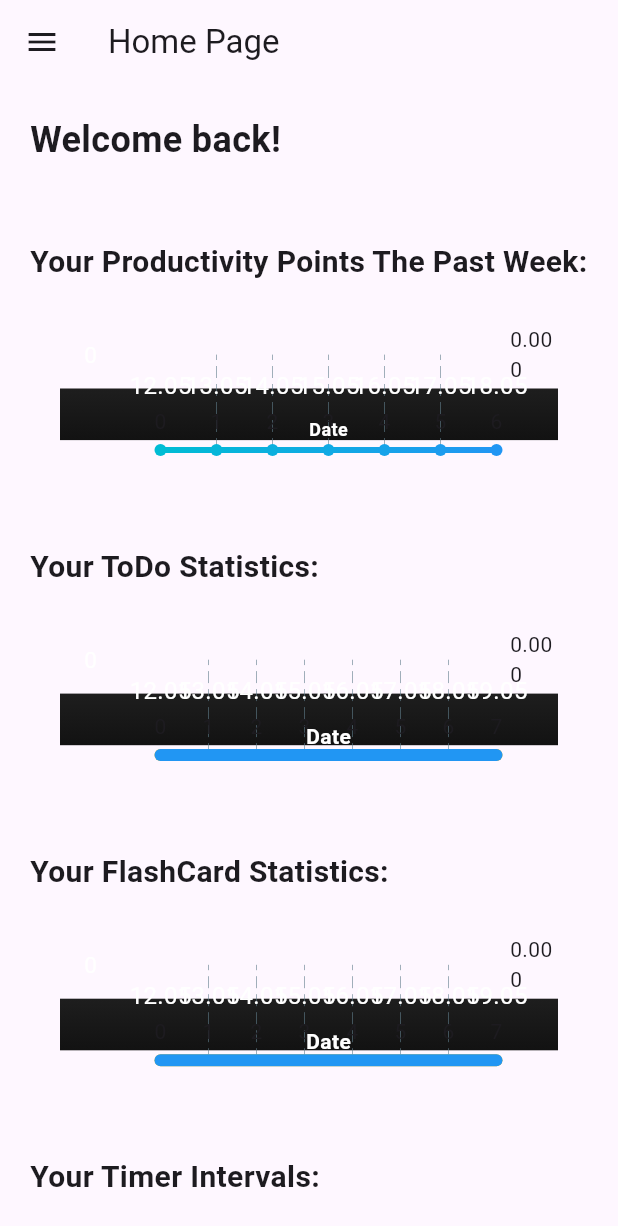
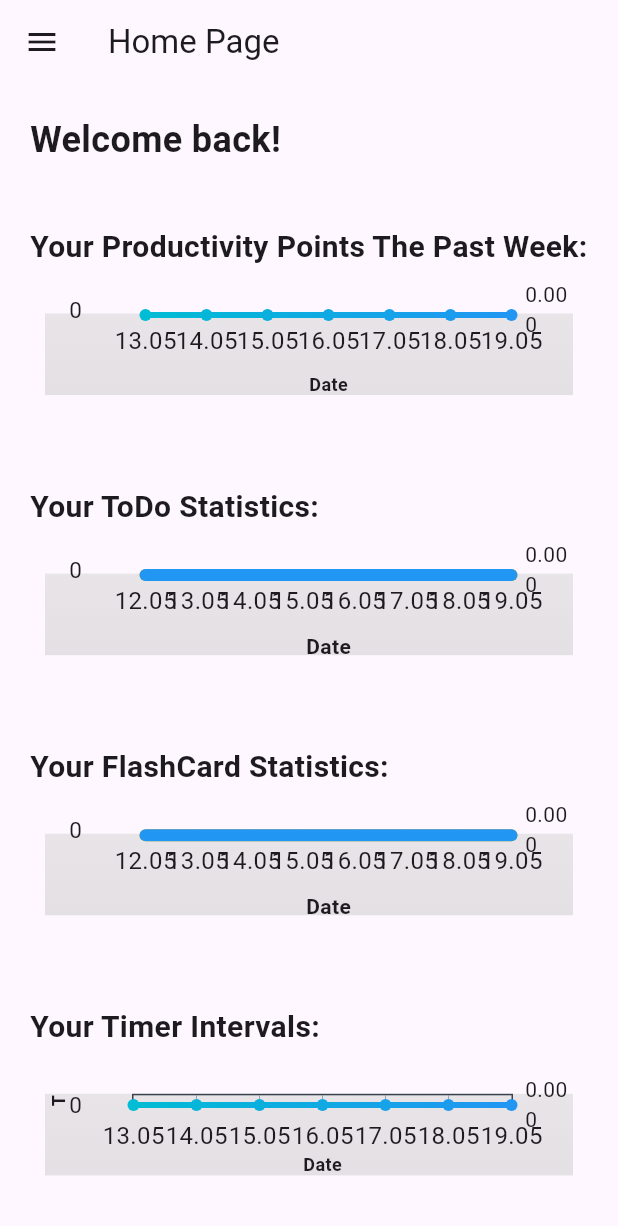
Before and after one commit to DominikKubath/Focus-App, a Flutter app: the screen it shows once a user with an empty profile is signed in, in the side drawer, after a tap on "Home / Statistics", on a phone screen of 412 x 824 dp. Shown: the top 1226 px of the screen. Run offline on Flutter 3.47's test engine with Material 3 defaults, Android fonts, the light colour scheme and no system bars; drawn by our look-alikes of fl_chart; our stand-ins replace cloud_firestore, firebase_auth, firebase_core, google_fonts, shared_preferences; missing offline and left inert: dart:html, dart:js_interop, dcdg; accounts and stored records are empty.

Commit message:
UI noch schöner machen

```diff
--- a/lib/Pages/AuthenticationPage.dart
+++ b/lib/Pages/AuthenticationPage.dart
@@ -1,4 +1,5 @@
 import 'package:flutter/material.dart';
+import 'package:google_fonts/google_fonts.dart';
 
 import './CreateAccountPage.dart';
 import 'LoginPage.dart';
@@ -15,25 +16,35 @@ class AuthenticationPage extends StatelessWidget {
             mainAxisAlignment: MainAxisAlignment.center,
             children: [
               Container(
+                width: screenWidth,
+                margin: EdgeInsets.fromLTRB(0, 0, 0, 60),
+                child: Text("Study & Focus App",
+                  style: GoogleFonts.montserrat(fontSize: 48),
+                  textAlign: TextAlign.center,),),
+              Container(
                 width: screenWidth * 0.75,
                 child: ElevatedButton(
                   onPressed: () {
                     Navigator.push(context,
                         MaterialPageRoute(builder: (context) => LoginPage()));
                   },
-                  child: Text("Anmelden"),
+                  child: Text("Login"),
                   style: ButtonStyle(
-                      backgroundColor: MaterialStateProperty.all(Colors.white)),
+                      backgroundColor: MaterialStateProperty.all(Colors.greenAccent)),
                 ),
               ),
-              Container(width: screenWidth * 0.75, child: Text("Noch kein Konto?")),
+              SizedBox(height: 40),
+              Container(width: screenWidth * 0.75, child: Text("You dont have an account?"), alignment: Alignment.center,),
+              SizedBox(height: 20),
               Container(
                   width: screenWidth * 0.75,
                   child:
                   ElevatedButton(onPressed: () {
                     Navigator.push(context,
                         MaterialPageRoute(builder: (context) => CreateAccountPage()));
-                  }, child: Text("Registrieren")))
+                  }, child: Text("Sign Up"), style: ButtonStyle(
+                      backgroundColor: MaterialStateProperty.all(Colors.amberAccent)),))
+
             ],
           ),
         ));
--- a/lib/Pages/BasePage.dart
+++ b/lib/Pages/BasePage.dart
@@ -46,9 +46,7 @@ class _HomePageState extends State<HomePage> {
         title: Text('Home Page'),
       ),
       drawer: MenuDrawer(),
-      body: Scrollbar(
-        controller: _scrollController,
-        child: Padding(
+      body: Padding(
           padding: const EdgeInsets.all(20.0), // Add padding for better spacing
           child: FutureBuilder(
             future: scoreData,
@@ -105,7 +103,7 @@ class _HomePageState extends State<HomePage> {
                                           fontWeight: FontWeight.bold,
                                         ),
                                       ),
-                                      SizedBox(height: 50),
+                                      SizedBox(height: 40),
                                       Text(
                                         'Your Productivity Points The Past Week:',
                                         style: TextStyle(
@@ -113,7 +111,7 @@ class _HomePageState extends State<HomePage> {
                                           fontWeight: FontWeight.bold,
                                         ),
                                       ),
-                                      SizedBox(height: 50),
+                                      SizedBox(height: 20),
                                       scores != null
                                           ? ScoreStatsWidget(scores: scores)
                                           : Text('No scores available'),
@@ -125,7 +123,7 @@ class _HomePageState extends State<HomePage> {
                                           fontWeight: FontWeight.bold,
                                         ),
                                       ),
-                                      SizedBox(height: 50),
+                                      SizedBox(height: 20),
                                       // Add your TodoStatsWidget here
                                       TodoStatsWidget(todoStats: todoStats ?? []),
                                       SizedBox(height: 50),
@@ -136,7 +134,7 @@ class _HomePageState extends State<HomePage> {
                                           fontWeight: FontWeight.bold,
                                         ),
                                       ),
-                                      SizedBox(height: 50),
+                                      SizedBox(height: 20),
                                       // Add your FlashCardStatsWidget here
                                       FlashCardStatsWidget(
                                           flashCardStats: cardStats ?? []),
@@ -166,7 +164,6 @@ class _HomePageState extends State<HomePage> {
             },
           ),
         ),
-      ),
     );
 
   }
--- a/lib/Pages/CreateAccountPage.dart
+++ b/lib/Pages/CreateAccountPage.dart
@@ -33,7 +33,11 @@ class CreateAccountPageState extends State<CreateAccountPage> {
       Container(
         width: screenWidth,
         margin: EdgeInsets.fromLTRB(0, 0, 0, 60),
-        child: Text("Willkommen!", style: GoogleFonts.montserrat(fontSize: 48), textAlign: TextAlign.center,),),
+        child: Text("Welcome!", style: GoogleFonts.montserrat(fontSize: 48), textAlign: TextAlign.center,),),
+      Container(
+        width: screenWidth,
+        margin: EdgeInsets.fromLTRB(40, 0, 0, 0),
+        child: Text("Name", style: GoogleFonts.montserrat(fontSize: 14, color: Colors.black)),),
       Container(
           margin: EdgeInsets.fromLTRB(40, 0, 40, 0),
           child: TextFormField(
@@ -60,21 +64,21 @@ class CreateAccountPageState extends State<CreateAccountPage> {
       Container(
         width: screenWidth,
         margin: EdgeInsets.fromLTRB(40, 20, 0, 0),
-        child: Text(isPasswordValid ? "Passwort" : "Passwort (!)", style: GoogleFonts.montserrat(fontSize: 14, color: isPasswordValid ? Colors.black : Colors.red)),),
+        child: Text(isPasswordValid ? "Password" : "Password (!)", style: GoogleFonts.montserrat(fontSize: 14, color: isPasswordValid ? Colors.black : Colors.red)),),
       Container(
           margin: EdgeInsets.fromLTRB(40, 0, 40, 0),
           child: TextFormField(controller: passwordController,
               decoration: InputDecoration(enabledBorder: UnderlineInputBorder(borderSide: isPasswordValid ? BorderSide(color: Colors.black) : BorderSide(color: Colors.red)),
-                  hintText: "Sicheres Passwort eingeben", hintStyle: GoogleFonts.montserrat(color: Colors.grey)), obscureText: true)),
+                  hintText: "Enter A Secure Password", hintStyle: GoogleFonts.montserrat(color: Colors.grey)), obscureText: true)),
       Container(
         width: screenWidth,
         margin: EdgeInsets.fromLTRB(40, 20, 0, 0),
-        child: Text(arePasswordsEqual ? "Passwort bestätigen" : "Passwort bestätigen (!)", style: GoogleFonts.montserrat(fontSize: 14, color: arePasswordsEqual ? Colors.black : Colors.red)),),
+        child: Text(arePasswordsEqual ? "Confirm Password" : "Confirm Password (!)", style: GoogleFonts.montserrat(fontSize: 14, color: arePasswordsEqual ? Colors.black : Colors.red)),),
       Container(
           margin: EdgeInsets.fromLTRB(40, 0, 40, 0),
           child: TextFormField(controller: passwordConfirmationController,
               decoration: InputDecoration(enabledBorder: UnderlineInputBorder(borderSide: arePasswordsEqual ? BorderSide(color: Colors.black) : BorderSide(color: Colors.red)),
-                  hintText: "Passwort erneut eingeben", hintStyle: GoogleFonts.montserrat(color: Colors.grey)), obscureText: true)),
+                  hintText: "Enter Your Password Again", hintStyle: GoogleFonts.montserrat(color: Colors.grey)), obscureText: true)),
       Container(margin: EdgeInsets.symmetric(vertical: 10, horizontal: 10),  width: screenWidth * 0.75,
           child: ElevatedButton(
               style: ButtonStyle(backgroundColor: MaterialStateProperty.all(Utils().getColorFromHex("FF7A3D")), shape: MaterialStateProperty.all( RoundedRectangleBorder(
@@ -139,7 +143,7 @@ class CreateAccountPageState extends State<CreateAccountPage> {
                   debugPrint("Something" + error.toString());
                 });
               },
-              child: Text("Weiter", style: GoogleFonts.montserrat(fontSize: 14),))),
+              child: Text("Continue", style: GoogleFonts.montserrat(fontSize: 14),))),
     ])
     );
   }
--- a/lib/Pages/FlashCardsPage.dart
+++ b/lib/Pages/FlashCardsPage.dart
@@ -281,6 +281,8 @@ class CreateNewDeckButton extends StatelessWidget {
         onPressed: () {
           _showCreateDeckDialog(context);
         },
+        style: ButtonStyle(
+            backgroundColor: MaterialStateProperty.all(Colors.greenAccent),foregroundColor: MaterialStateProperty.all(Colors.white)),
         child: Text('Create New Deck'),
       ),
     );
@@ -329,6 +331,8 @@ class CreateNewDeckButton extends StatelessWidget {
                   // Handle error
                 }
               },
+              style: ButtonStyle(
+                  backgroundColor: MaterialStateProperty.all(Colors.greenAccent),foregroundColor: MaterialStateProperty.all(Colors.white)),
               child: Text('Create Deck'),
             ),
           ],
--- a/lib/Pages/LoginPage.dart
+++ b/lib/Pages/LoginPage.dart
@@ -32,7 +32,7 @@ class LoginPageState extends State<LoginPage> {
               Container(
                 width: screenWidth,
                 margin: EdgeInsets.fromLTRB(0, 0, 0, 60),
-                child: Text("Willkommen zurück!",
+                child: Text("Welcome back!",
                   style: GoogleFonts.montserrat(fontSize: 48),
                   textAlign: TextAlign.center,),),
               Container(
@@ -50,17 +50,17 @@ class LoginPageState extends State<LoginPage> {
                 width: screenWidth,
                 margin: EdgeInsets.fromLTRB(40, 20, 0, 0),
                 child: Text(
-                    "Passwort", style: GoogleFonts.montserrat(fontSize: 14)),),
+                    "Password", style: GoogleFonts.montserrat(fontSize: 14)),),
               Container(
                   margin: EdgeInsets.fromLTRB(40, 0, 40, 0),
                   child: TextFormField(controller: passwordController,
-                      decoration: InputDecoration(hintText: "Dein Passwort",
+                      decoration: InputDecoration(hintText: "Your Password",
                           hintStyle: GoogleFonts.montserrat(
                               color: Colors.grey)), obscureText: true)),
               if(isInvalid) Container(
                 width: screenWidth,
                 margin: EdgeInsets.fromLTRB(10, 10, 0, 0),
-                child: Text("Login fehlgeschlagen",
+                child: Text("Login failed",
                     style: GoogleFonts.montserrat(
                         fontSize: 14, color: Colors.red)),),
               Container(
@@ -97,7 +97,7 @@ class LoginPageState extends State<LoginPage> {
                         debugPrint(emailController.text + " " +
                             passwordController.text);
                       },
-                      child: Text("Anmelden"))),
+                      child: Text("Login"))),
             ],
           )
       );
--- a/lib/Pages/ToDoListPage.dart
+++ b/lib/Pages/ToDoListPage.dart
@@ -57,7 +57,7 @@ class _ToDoListPageState extends State<ToDoListPage> {
                   // If index is within the range of the data list, display ToDoItemWidget
                   ToDoItem item = snapshot.data![index];
                   return Padding(
-                    padding: const EdgeInsets.only(top: 50, left: 70, right: 70, bottom: 10),
+                    padding: const EdgeInsets.only(top: 30, left: 70, right: 70, bottom: 10),
                     child: ToDoItemWidget(
                       title: item.name,
                       id: item.id,
@@ -99,6 +99,8 @@ class CreateNewToDoButton extends StatelessWidget {
           CreateNewToDoDialog.show(context); // Call the show method of the dialog
         },
         child: Text('Create new ToDo'),
+        style: ButtonStyle(
+          backgroundColor: MaterialStateProperty.all(Colors.greenAccent),foregroundColor: MaterialStateProperty.all(Colors.white)),
       ),
     );
   }
--- a/lib/UI Elements/FlashCardStats.dart
+++ b/lib/UI Elements/FlashCardStats.dart
@@ -21,14 +21,14 @@ class FlashCardStatsWidget extends StatelessWidget {
     ];
 
     List<Color> backgroundGradientColors = [
-      Color(0xFF1E1E1E), // Dark grey
-      Color(0xFF121212), // Darker grey
+      Color(0x83D3D3D3), // Dark grey
+      Color(0x83CBCBCB), // Darker grey
     ];
 
     return AspectRatio(
       aspectRatio: 5,
       child: Padding(
-        padding: const EdgeInsets.all(20),
+        padding: const EdgeInsets.all(10),
         child: Container(
           decoration: BoxDecoration(
             gradient: LinearGradient(
@@ -52,7 +52,7 @@ class FlashCardStatsWidget extends StatelessWidget {
                 ),
                 topTitles: const AxisTitles(
                   sideTitles: SideTitles(
-                    showTitles: true,
+                    showTitles: false,
                     reservedSize: 40,
                   ),
                 ),
@@ -61,7 +61,6 @@ class FlashCardStatsWidget extends StatelessWidget {
                     'Date',
                     style: TextStyle(
                       fontSize: 14,
-                      color: Colors.white,
                       fontWeight: FontWeight.bold,
                     ),
                   ),
@@ -77,7 +76,6 @@ class FlashCardStatsWidget extends StatelessWidget {
                     'Card Count -> Learned Cards (Blue) - Card Attempts (Yellow)',
                     style: TextStyle(
                       fontSize: 12,
-                      color: Colors.white,
                     ),
                   ),
                   sideTitles: SideTitles(
@@ -144,23 +142,15 @@ class FlashCardStatsWidget extends StatelessWidget {
         'Date',
         style: TextStyle(
           fontSize: 12,
-          color: Colors.white,
           fontWeight: FontWeight.bold,
         ),
       ),
-    ),
-    rightTitles: const AxisTitles(
-      sideTitles: SideTitles(showTitles: false),
-    ),
-    topTitles: const AxisTitles(
-      sideTitles: SideTitles(showTitles: false),
     ),
     leftTitles: AxisTitles(
       axisNameWidget: Text(
         'Card Count -> Learned Cards (Blue) - Card Attempts (Yellow)',
         style: TextStyle(
           fontSize: 10,
-          color: Colors.white,
         ),
       ),
       sideTitles: SideTitles(
@@ -214,7 +204,6 @@ class FlashCardStatsWidget extends StatelessWidget {
   Widget bottomTitleWidgets(double value, TitleMeta meta) {
     const style = TextStyle(
       fontSize: 16,
-      color: Colors.white,
     );
     Widget text;
     // Calculate the date for the last seven days based on the value
@@ -240,17 +229,16 @@ class FlashCardStatsWidget extends StatelessWidget {
   Widget leftTitleWidgets(double value, TitleMeta meta) {
     const style = TextStyle(
       fontSize: 15,
-      color: Colors.white,
     );
     String text;
-    if (value <= 5) {
-      if (value.toInt() % 1 == 0) {
+    if (value <= 10) {
+      if (value.toInt() % 5 == 0) {
         text = '${value.toInt()}';
       } else {
         return Container();
       }
     } else {
-      if (value.toInt() % 2 == 0) {
+      if (value.toInt() % 10 == 0) {
         text = '${value.toInt()}';
       } else {
         return Container();
--- a/lib/UI Elements/MenuDrawer.dart
+++ b/lib/UI Elements/MenuDrawer.dart
@@ -79,7 +79,7 @@ class MenuDrawer extends StatelessWidget {
                             fontWeight: FontWeight.bold,
                             color: Colors.white,
                             fontSize: 32,
-                          ),
+                          ), textAlign: TextAlign.center,
                         );
                       },
                     ),
--- a/lib/UI Elements/ScoreStats.dart
+++ b/lib/UI Elements/ScoreStats.dart
@@ -20,14 +20,14 @@ class ScoreStatsWidget extends StatelessWidget {
     ];
 
     List<Color> backgroundGradientColors = [
-      Color(0xFF1E1E1E), // Dark grey
-      Color(0xFF121212), // Darker grey
+      Color(0x83D3D3D3), // Dark grey
+      Color(0x83CBCBCB), // Darker grey
     ];
 
     return AspectRatio(
       aspectRatio: 5,
       child: Padding(
-        padding: const EdgeInsets.all(20),
+        padding: const EdgeInsets.all(10),
         child: Container(
           decoration: BoxDecoration(
             gradient: LinearGradient(
@@ -71,7 +71,7 @@ class ScoreStatsWidget extends StatelessWidget {
                   ),
                 topTitles: const AxisTitles(
                   sideTitles: SideTitles(
-                    showTitles: true,
+                    showTitles: false,
                     reservedSize: 40,
                   ),
                 ),
@@ -80,7 +80,6 @@ class ScoreStatsWidget extends StatelessWidget {
                     'Date',
                     style: TextStyle(
                       fontSize: 12,
-                      color: Colors.white,
                       fontWeight: FontWeight.bold,
                     ),
                   ),
@@ -96,7 +95,6 @@ class ScoreStatsWidget extends StatelessWidget {
                     'Productivity Points',
                     style: TextStyle(
                       fontSize: 12,
-                      color: Colors.white,
                       fontWeight: FontWeight.bold,
                     ),
                   ),
@@ -122,14 +120,13 @@ class ScoreStatsWidget extends StatelessWidget {
   Widget bottomTitleWidgets(double value, TitleMeta meta) {
     const style = TextStyle(
       fontSize: 16,
-      color: Colors.white,
     );
     Widget text;
     // Calculate the date for the last seven days based on the value
     final DateTime now = DateTime.now();
     final List<String> dates = [];
     for (int i = 7; i >= 0; i--) {
-      final DateTime date = now.subtract(Duration(days: i));
+      final DateTime date = now.subtract(Duration(days: i-1));
       final String formattedDate =
           '${date.day.toString().padLeft(2, '0')}.${date.month.toString().padLeft(2, '0')}';
       dates.add(formattedDate);
@@ -148,7 +145,6 @@ class ScoreStatsWidget extends StatelessWidget {
   Widget leftTitleWidgets(double value, TitleMeta meta) {
     const style = TextStyle(
       fontSize: 15,
-      color: Colors.white,
     );
     String text;
     if (value < 5) {
--- a/lib/UI Elements/TimerStats.dart
+++ b/lib/UI Elements/TimerStats.dart
@@ -20,14 +20,14 @@ class TimerStatsWidget extends StatelessWidget {
     ];
 
     List<Color> backgroundGradientColors = [
-      Color(0xFF1E1E1E), // Dark grey
-      Color(0xFF121212), // Darker grey
+      Color(0x83D3D3D3), // Dark grey
+      Color(0x83CBCBCB), // Darker grey
     ];
 
     return AspectRatio(
       aspectRatio: 5,
       child: Padding(
-        padding: const EdgeInsets.all(20),
+        padding: const EdgeInsets.all(10),
         child: Container(
           decoration: BoxDecoration(
             gradient: LinearGradient(
@@ -71,7 +71,7 @@ class TimerStatsWidget extends StatelessWidget {
                 ),
                 topTitles: const AxisTitles(
                   sideTitles: SideTitles(
-                    showTitles: true,
+                    showTitles: false,
                     reservedSize: 40,
                   ),
                 ),
@@ -80,7 +80,6 @@ class TimerStatsWidget extends StatelessWidget {
                     'Date',
                     style: TextStyle(
                       fontSize: 12,
-                      color: Colors.white,
                       fontWeight: FontWeight.bold,
                     ),
                   ),
@@ -96,7 +95,6 @@ class TimerStatsWidget extends StatelessWidget {
                     'Timer Intervals',
                     style: TextStyle(
                       fontSize: 12,
-                      color: Colors.white,
                       fontWeight: FontWeight.bold,
                     ),
                   ),
@@ -122,14 +120,13 @@ class TimerStatsWidget extends StatelessWidget {
   Widget bottomTitleWidgets(double value, TitleMeta meta) {
     const style = TextStyle(
       fontSize: 16,
-      color: Colors.white,
     );
     Widget text;
     // Calculate the date for the last seven days based on the value
     final DateTime now = DateTime.now();
     final List<String> dates = [];
     for (int i = 7; i >= 0; i--) {
-      final DateTime date = now.subtract(Duration(days: i));
+      final DateTime date = now.subtract(Duration(days: i-1));
       final String formattedDate =
           '${date.day.toString().padLeft(2, '0')}.${date.month.toString().padLeft(2, '0')}';
       dates.add(formattedDate);
@@ -148,17 +145,16 @@ class TimerStatsWidget extends StatelessWidget {
   Widget leftTitleWidgets(double value, TitleMeta meta) {
     const style = TextStyle(
       fontSize: 15,
-      color: Colors.white,
     );
     String text;
-    if (value < 5) {
+    if (value < 3) {
       if (value.toInt() % 1 == 0) {
         text = '${value.toInt()}';
       } else {
         return Container();
       }
     } else {
-      if (value.toInt() % 5 == 0) {
+      if (value.toInt() % 2 == 0) {
         text = '${value.toInt()}';
       } else {
         return Container();
--- a/lib/UI Elements/ToDoItemWidget.dart
+++ b/lib/UI Elements/ToDoItemWidget.dart
@@ -69,10 +69,6 @@ class _ToDoItemWidgetState extends State<ToDoItemWidget> {
       trailing: Row(
         mainAxisSize: MainAxisSize.min,
         children: [
-          /*IconButton(
-            icon: const Icon(Icons.edit, color: ColorPalette.funcBlue),
-            onPressed: () => EditToDoDialog.showEditDialog(context, widget.title, widget.description, widget.id, widget.priority),
-          ),*/
           IconButton(
             icon: const Icon(Icons.delete, color: ColorPalette.funcBlue),
             onPressed: () => DeleteConfirmationDialog.DeleteToDoItem(context, widget.id),
--- a/lib/UI Elements/TodoStats.dart
+++ b/lib/UI Elements/TodoStats.dart
@@ -20,14 +20,14 @@ class TodoStatsWidget extends StatelessWidget {
     ];
 
     List<Color> backgroundGradientColors = [
-      Color(0xFF1E1E1E), // Dark grey
-      Color(0xFF121212), // Darker grey
+      Color(0x83D3D3D3), // Dark grey
+      Color(0x83CBCBCB), // Darker grey
     ];
 
     return AspectRatio(
       aspectRatio: 5,
       child: Padding(
-        padding: const EdgeInsets.all(20),
+        padding: const EdgeInsets.all(10),
         child: Container(
           decoration: BoxDecoration(
             gradient: LinearGradient(
@@ -51,7 +51,7 @@ class TodoStatsWidget extends StatelessWidget {
                 ),
                 topTitles: const AxisTitles(
                   sideTitles: SideTitles(
-                    showTitles: true,
+                    showTitles: false,
                     reservedSize: 40,
                   ),
                 ),
@@ -60,7 +60,6 @@ class TodoStatsWidget extends StatelessWidget {
                     'Date',
                     style: TextStyle(
                       fontSize: 14,
-                      color: Colors.white,
                       fontWeight: FontWeight.bold,
                     ),
                   ),
@@ -76,7 +75,6 @@ class TodoStatsWidget extends StatelessWidget {
                     'ToDo Count -> Done Todos (Blue) - Created Todos (Yellow)',
                     style: TextStyle(
                       fontSize: 12,
-                      color: Colors.white,
                     ),
                   ),
                   sideTitles: SideTitles(
@@ -143,7 +141,6 @@ class TodoStatsWidget extends StatelessWidget {
           'Date',
           style: TextStyle(
             fontSize: 12,
-            color: Colors.white,
             fontWeight: FontWeight.bold,
           ),
         ),
@@ -165,7 +162,6 @@ class TodoStatsWidget extends StatelessWidget {
         'ToDo Count -> Completed Todos (Blue) - Created Todos (Yellow)',
         style: TextStyle(
           fontSize: 10,
-          color: Colors.white,
         ),
       ),
       sideTitles: SideTitles(
@@ -219,7 +215,6 @@ class TodoStatsWidget extends StatelessWidget {
   Widget bottomTitleWidgets(double value, TitleMeta meta) {
     const style = TextStyle(
       fontSize: 16,
-      color: Colors.white,
     );
     Widget text;
     // Calculate the date for the last seven days based on the value
@@ -245,7 +240,6 @@ class TodoStatsWidget extends StatelessWidget {
   Widget leftTitleWidgets(double value, TitleMeta meta) {
     const style = TextStyle(
       fontSize: 15,
-      color: Colors.white,
     );
     String text;
     if (value <= 5) {
--- a/lib/main.dart
+++ b/lib/main.dart
@@ -1,5 +1,5 @@
 import 'dart:async';
-
+import 'package:dcdg/dcdg.dart';
 import 'package:flutter/material.dart';
 import 'package:firebase_core/firebase_core.dart';
 import 'package:firebase_auth/firebase_auth.dart';
--- a/pubspec.yaml
+++ b/pubspec.yaml
@@ -30,6 +30,7 @@ dependencies:
   flutter:
     sdk: flutter
   fl_chart: ^0.67.0
+  dcdg: ^4.1.0
   #fl_chart: ^0.35.0
 
   # The following adds the Cupertino Icons font to your application.
```
Also changed, not shown: pubspec.lock.
